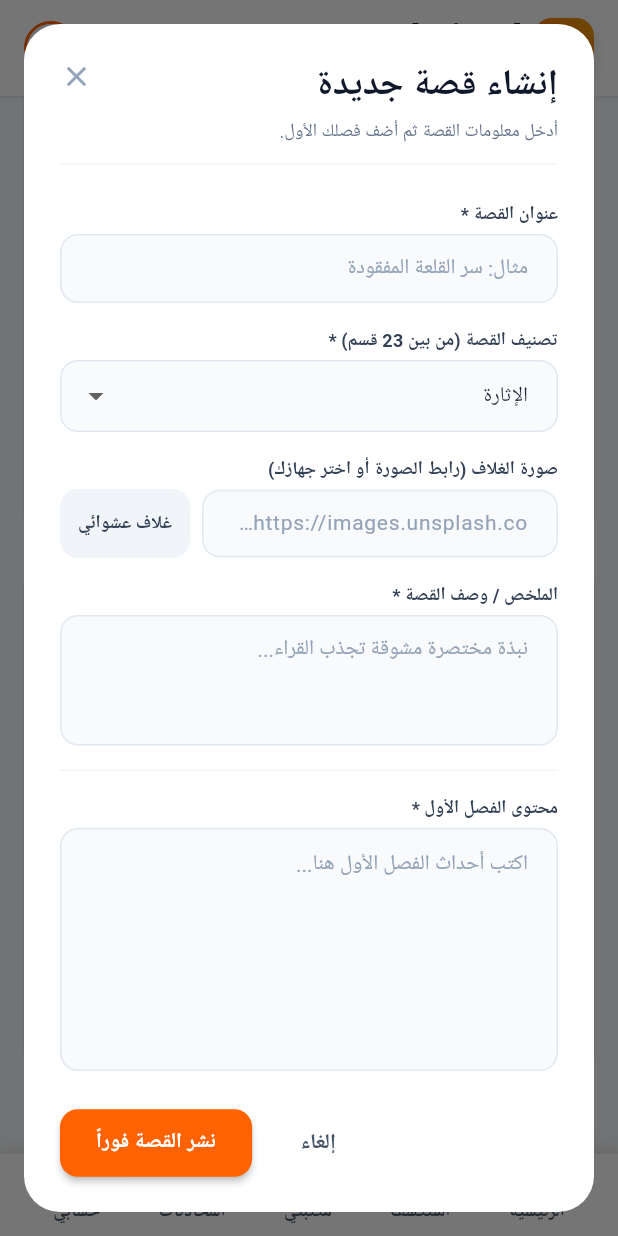
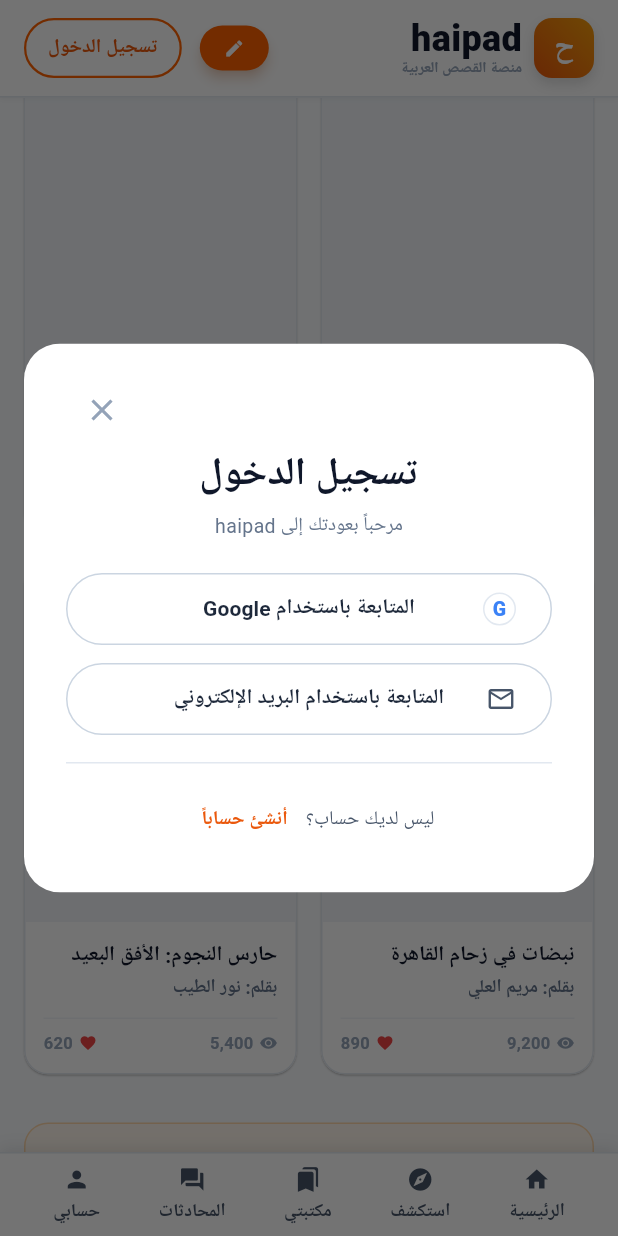
Before and after one commit to afm80/haipad, a Flutter app: the screen it shows after launch, scrolled down 576 dp, after a tap on the "edit" icon, on a phone screen of 412 x 824 dp. Run offline on Flutter 3.47's test engine with Material 3 defaults, Android fonts, the phone set to English and light mode, and no system bars; our stand-ins replace firebase_auth, firebase_core, google_fonts; accounts and stored records are empty; network calls fail; Roboto replaces fonts that are missing (Cairo).

Commit message:
Add files via upload

```diff
--- /dev/null
+++ b/lib/auth_service.dart
@@ -0,0 +1,78 @@
+import 'package:firebase_auth/firebase_auth.dart';
+import 'data.dart';
+
+/// طبقة بسيطة فوق Firebase Auth: Google + البريد وكلمة المرور.
+class AuthService {
+  static FirebaseAuth get _auth => FirebaseAuth.instance;
+
+  static User? get user => _auth.currentUser;
+
+  static Stream<User?> get changes => _auth.authStateChanges();
+
+  /// ينسخ بيانات المستخدم الحقيقي إلى حالة التطبيق (الاسم والصورة).
+  static void syncProfile(User? u) {
+    if (u == null) return;
+    final name = (u.displayName != null && u.displayName!.trim().isNotEmpty)
+        ? u.displayName!.trim()
+        : (u.email ?? 'مستخدم').split('@').first;
+    app.setUser(name: name, avatar: u.photoURL);
+  }
+
+  static Future<void> signInWithGoogle() async {
+    final provider = GoogleAuthProvider()..setCustomParameters({'prompt': 'select_account'});
+    final cred = await _auth.signInWithPopup(provider);
+    syncProfile(cred.user);
+  }
+
+  static Future<void> signInWithEmail(String email, String password) async {
+    final cred = await _auth.signInWithEmailAndPassword(
+        email: email.trim(), password: password);
+    syncProfile(cred.user);
+  }
+
+  static Future<void> signUpWithEmail(
+      String name, String email, String password) async {
+    final cred = await _auth.createUserWithEmailAndPassword(
+        email: email.trim(), password: password);
+    await cred.user?.updateDisplayName(name.trim());
+    await cred.user?.reload();
+    syncProfile(_auth.currentUser);
+  }
+
+  static Future<void> resetPassword(String email) =>
+      _auth.sendPasswordResetEmail(email: email.trim());
+
+  static Future<void> signOut() => _auth.signOut();
+
+  /// رسائل خطأ عربية مفهومة.
+  static String errorText(Object e) {
+    if (e is FirebaseAuthException) {
+      switch (e.code) {
+        case 'invalid-email':
+          return 'البريد الإلكتروني غير صحيح.';
+        case 'user-not-found':
+        case 'wrong-password':
+        case 'invalid-credential':
+          return 'البريد أو كلمة المرور غير صحيحة.';
+        case 'email-already-in-use':
+          return 'هذا البريد مسجّل مسبقاً، جرّب تسجيل الدخول.';
+        case 'weak-password':
+          return 'كلمة المرور ضعيفة، استخدم 6 أحرف على الأقل.';
+        case 'too-many-requests':
+          return 'محاولات كثيرة، حاول مرة أخرى بعد قليل.';
+        case 'popup-closed-by-user':
+        case 'cancelled-popup-request':
+          return '';
+        case 'popup-blocked':
+          return 'المتصفح منع النافذة المنبثقة، اسمح بها وحاول مجدداً.';
+        case 'unauthorized-domain':
+          return 'هذا النطاق غير مصرّح به في إعدادات Firebase.';
+        case 'operation-not-allowed':
+          return 'هذه الطريقة غير مفعّلة في Firebase Authentication.';
+        case 'network-request-failed':
+          return 'تعذّر الاتصال بالإنترنت.';
+      }
+    }
+    return 'حدث خطأ غير متوقع، حاول مرة أخرى.';
+  }
+}
--- a/lib/data.dart
+++ b/lib/data.dart
@@ -187,6 +187,12 @@
   // ───── أفعال ─────
   void refresh() => notifyListeners();
 
+  void setUser({required String name, String? avatar}) {
+    userName = name;
+    if (avatar != null && avatar.isNotEmpty) userAvatar = avatar;
+    notifyListeners();
+  }
+
   void go(String p) {
     page = p;
     notifyListeners();
--- /dev/null
+++ b/lib/login_dialog.dart
@@ -0,0 +1,365 @@
+import 'package:flutter/material.dart';
+import 'auth_service.dart';
+import 'theme.dart';
+import 'widgets.dart';
+
+/// نافذة تسجيل الدخول / إنشاء الحساب (بتصميم مشابه لنوافذ المنصات الشهيرة).
+Future<void> showLoginDialog(BuildContext context, {bool signUp = false}) {
+  return showDialog(
+    context: context,
+    barrierColor: Colors.black.withOpacity(0.55),
+    builder: (_) => Directionality(
+      textDirection: TextDirection.rtl,
+      child: LoginDialog(startAsSignUp: signUp),
+    ),
+  );
+}
+
+class LoginDialog extends StatefulWidget {
+  final bool startAsSignUp;
+  const LoginDialog({super.key, this.startAsSignUp = false});
+
+  @override
+  State<LoginDialog> createState() => _LoginDialogState();
+}
+
+class _LoginDialogState extends State<LoginDialog> {
+  late bool _signUp = widget.startAsSignUp;
+  bool _useEmail = false;
+  bool _busy = false;
+  bool _hidePass = true;
+  String? _error;
+  String? _info;
+
+  final _name = TextEditingController();
+  final _email = TextEditingController();
+  final _pass = TextEditingController();
+
+  @override
+  void dispose() {
+    _name.dispose();
+    _email.dispose();
+    _pass.dispose();
+    super.dispose();
+  }
+
+  Future<void> _run(Future<void> Function() action) async {
+    setState(() {
+      _busy = true;
+      _error = null;
+      _info = null;
+    });
+    try {
+      await action();
+      if (mounted) Navigator.of(context).pop();
+    } catch (e) {
+      final msg = AuthService.errorText(e);
+      if (mounted) setState(() => _error = msg.isEmpty ? null : msg);
+    } finally {
+      if (mounted) setState(() => _busy = false);
+    }
+  }
+
+  void _submitEmail() {
+    if (_email.text.trim().isEmpty || _pass.text.isEmpty) {
+      setState(() => _error = 'اكتب البريد وكلمة المرور.');
+      return;
+    }
+    if (_signUp && _name.text.trim().isEmpty) {
+      setState(() => _error = 'اكتب اسمك.');
+      return;
+    }
+    _run(() => _signUp
+        ? AuthService.signUpWithEmail(_name.text, _email.text, _pass.text)
+        : AuthService.signInWithEmail(_email.text, _pass.text));
+  }
+
+  Future<void> _forgot() async {
+    if (_email.text.trim().isEmpty) {
+      setState(() {
+        _error = 'اكتب بريدك أولاً ثم اضغط "نسيت كلمة المرور".';
+        _info = null;
+      });
+      return;
+    }
+    try {
+      await AuthService.resetPassword(_email.text);
+      if (mounted) {
+        setState(() {
+          _error = null;
+          _info = 'أرسلنا رابط إعادة تعيين كلمة المرور إلى بريدك.';
+        });
+      }
+    } catch (e) {
+      if (mounted) setState(() => _error = AuthService.errorText(e));
+    }
+  }
+
+  @override
+  Widget build(BuildContext context) {
+    final w = MediaQuery.of(context).size.width;
+    final wide = w >= 760;
+    return Dialog(
+      backgroundColor: Colors.transparent,
+      insetPadding: const EdgeInsets.all(16),
+      child: ConstrainedBox(
+        constraints: BoxConstraints(maxWidth: wide ? 860 : 440),
+        child: ClipRRect(
+          borderRadius: BorderRadius.circular(24),
+          child: Container(
+            color: Colors.white,
+            child: IntrinsicHeight(
+              child: Row(
+                crossAxisAlignment: CrossAxisAlignment.stretch,
+                children: [
+                  Expanded(child: _formSide()),
+                  if (wide) SizedBox(width: 340, child: _brandSide()),
+                ],
+              ),
+            ),
+          ),
+        ),
+      ),
+    );
+  }
+
+  // الجانب البرتقالي (الشعار والعبارة)
+  Widget _brandSide() {
+    return Container(
+      decoration: const BoxDecoration(
+        gradient: LinearGradient(
+          begin: Alignment.topRight,
+          end: Alignment.bottomLeft,
+          colors: [AppColors.brand500, AppColors.brand600],
+        ),
+      ),
+      padding: const EdgeInsets.all(32),
+      child: Column(
+        mainAxisAlignment: MainAxisAlignment.center,
+        crossAxisAlignment: CrossAxisAlignment.start,
+        children: [
+          const Icon(Icons.auto_stories, color: Colors.white, size: 44),
+          const SizedBox(height: 16),
+          Text('haipad',
+              style: cairo(34, weight: FontWeight.w800, color: Colors.white)),
+          const SizedBox(height: 12),
+          Text('اكتب قصتك، واقرأ قصص الآلاف.\nمجتمعك من القرّاء والكتّاب بانتظارك.',
+              style: cairo(15,
+                  weight: FontWeight.w600,
+                  color: Colors.white.withOpacity(0.95),
+                  height: 1.7)),
+        ],
+      ),
+    );
+  }
+
+  Widget _formSide() {
+    return Padding(
+      padding: const EdgeInsets.fromLTRB(28, 20, 28, 24),
+      child: SingleChildScrollView(
+        child: Column(
+          mainAxisSize: MainAxisSize.min,
+          crossAxisAlignment: CrossAxisAlignment.stretch,
+          children: [
+            Align(
+              alignment: AlignmentDirectional.centerEnd,
+              child: IconButton(
+                onPressed: () => Navigator.of(context).pop(),
+                icon: const Icon(Icons.close, color: AppColors.slate400),
+                tooltip: 'إغلاق',
+              ),
+            ),
+            Text(_signUp ? 'أنشئ حسابك' : 'تسجيل الدخول',
+                textAlign: TextAlign.center,
+                style: cairo(26, weight: FontWeight.w800, color: AppColors.slate900)),
+            const SizedBox(height: 6),
+            Text(
+                _signUp
+                    ? 'انضم إلى haipad وابدأ الكتابة والقراءة'
+                    : 'مرحباً بعودتك إلى haipad',
+                textAlign: TextAlign.center,
+                style: cairo(13, color: AppColors.slate500)),
+            const SizedBox(height: 22),
+            if (!_useEmail) ...[
+              _socialButton(
+                label: 'المتابعة باستخدام Google',
+                leading: Container(
+                  width: 22,
+                  height: 22,
+                  alignment: Alignment.center,
+                  decoration: BoxDecoration(
+                    shape: BoxShape.circle,
+                    border: Border.all(color: AppColors.slate200),
+                  ),
+                  child: Text('G',
+                      style: cairo(13, weight: FontWeight.w800, color: AppColors.blue500)),
+                ),
+                onTap: () => _run(AuthService.signInWithGoogle),
+              ),
+              const SizedBox(height: 12),
+              _socialButton(
+                label: 'المتابعة باستخدام البريد الإلكتروني',
+                leading: const Icon(Icons.mail_outline,
+                    size: 20, color: AppColors.slate600),
+                onTap: () => setState(() {
+                  _useEmail = true;
+                  _error = null;
+                }),
+              ),
+            ] else ...[
+              if (_signUp) ...[
+                TextField(
+                  controller: _name,
+                  enabled: !_busy,
+                  style: cairo(14),
+                  decoration: fieldDeco('الاسم'),
+                ),
+                const SizedBox(height: 12),
+              ],
+              TextField(
+                controller: _email,
+                enabled: !_busy,
+                keyboardType: TextInputType.emailAddress,
+                textDirection: TextDirection.ltr,
+                style: cairo(14),
+                decoration: fieldDeco('البريد الإلكتروني'),
+              ),
+              const SizedBox(height: 12),
+              TextField(
+                controller: _pass,
+                enabled: !_busy,
+                obscureText: _hidePass,
+                textDirection: TextDirection.ltr,
+                style: cairo(14),
+                onSubmitted: (_) => _submitEmail(),
+                decoration: fieldDeco('كلمة المرور').copyWith(
+                  suffixIcon: IconButton(
+                    onPressed: () => setState(() => _hidePass = !_hidePass),
+                    icon: Icon(
+                        _hidePass ? Icons.visibility_off : Icons.visibility,
+                        size: 18,
+                        color: AppColors.slate400),
+                  ),
+                ),
+              ),
+              if (!_signUp)
+                Align(
+                  alignment: AlignmentDirectional.centerStart,
+                  child: TextButton(
+                    onPressed: _busy ? null : _forgot,
+                    child: Text('نسيت كلمة المرور؟',
+                        style: cairo(12,
+                            weight: FontWeight.w700, color: AppColors.brand600)),
+                  ),
+                )
+              else
+                const SizedBox(height: 8),
+              const SizedBox(height: 4),
+              SizedBox(
+                height: 46,
+                child: ElevatedButton(
+                  onPressed: _busy ? null : _submitEmail,
+                  style: ElevatedButton.styleFrom(
+                    backgroundColor: AppColors.brand500,
+                    foregroundColor: Colors.white,
+                    shape: const StadiumBorder(),
+                    elevation: 0,
+                  ),
+                  child: _busy
+                      ? const SizedBox(
+                          width: 20,
+                          height: 20,
+                          child: CircularProgressIndicator(
+                              strokeWidth: 2, color: Colors.white))
+                      : Text(_signUp ? 'إنشاء الحساب' : 'تسجيل الدخول',
+                          style: cairo(15,
+                              weight: FontWeight.w800, color: Colors.white)),
+                ),
+              ),
+              TextButton(
+                onPressed: () => setState(() {
+                  _useEmail = false;
+                  _error = null;
+                }),
+                child: Text('خيارات تسجيل أخرى',
+                    style: cairo(12, color: AppColors.slate500)),
+              ),
+            ],
+            if (_error != null) ...[
+              const SizedBox(height: 10),
+              _notice(_error!, AppColors.red50, AppColors.red200, AppColors.red600),
+            ],
+            if (_info != null) ...[
+              const SizedBox(height: 10),
+              _notice(_info!, AppColors.brand50, AppColors.orange200,
+                  AppColors.brand600),
+            ],
+            const SizedBox(height: 18),
+            const Divider(color: AppColors.slate200, height: 1),
+            const SizedBox(height: 14),
+            Row(
+              mainAxisAlignment: MainAxisAlignment.center,
+              children: [
+                Text(_signUp ? 'لديك حساب بالفعل؟' : 'ليس لديك حساب؟',
+                    style: cairo(13, color: AppColors.slate600)),
+                TextButton(
+                  onPressed: _busy
+                      ? null
+                      : () => setState(() {
+                            _signUp = !_signUp;
+                            _error = null;
+                            _info = null;
+                          }),
+                  child: Text(_signUp ? 'سجّل الدخول' : 'أنشئ حساباً',
+                      style: cairo(13,
+                          weight: FontWeight.w800, color: AppColors.brand600)),
+                ),
+              ],
+            ),
+          ],
+        ),
+      ),
+    );
+  }
+
+  Widget _notice(String text, Color bg, Color border, Color fg) {
+    return Container(
+      padding: const EdgeInsets.symmetric(horizontal: 12, vertical: 10),
+      decoration: BoxDecoration(
+        color: bg,
+        borderRadius: BorderRadius.circular(12),
+        border: Border.all(color: border),
+      ),
+      child: Text(text,
+          style: cairo(12, weight: FontWeight.w600, color: fg, height: 1.5)),
+    );
+  }
+
+  Widget _socialButton(
+      {required String label, required Widget leading, required VoidCallback onTap}) {
+    return SizedBox(
+      height: 48,
+      child: OutlinedButton(
+        onPressed: _busy ? null : onTap,
+        style: OutlinedButton.styleFrom(
+          side: const BorderSide(color: AppColors.slate300),
+          shape: const StadiumBorder(),
+          foregroundColor: AppColors.slate800,
+        ),
+        child: Stack(
+          alignment: Alignment.center,
+          children: [
+            Align(alignment: AlignmentDirectional.centerStart, child: leading),
+            _busy && !_useEmail
+                ? const SizedBox(
+                    width: 18,
+                    height: 18,
+                    child: CircularProgressIndicator(strokeWidth: 2))
+                : Text(label,
+                    style: cairo(14, weight: FontWeight.w700)),
+          ],
+        ),
+      ),
+    );
+  }
+}
--- a/lib/main.dart
+++ b/lib/main.dart
@@ -1,5 +1,7 @@
 import 'package:flutter/material.dart';
 import 'package:firebase_core/firebase_core.dart';
+import 'package:firebase_auth/firebase_auth.dart';
+import 'auth_service.dart';
 import 'app_shell.dart';
 import 'theme.dart';
 
@@ -17,6 +19,7 @@
         appId: "1:949476046493:web:85d0147fa2e87cc21d0674",
       ),
     );
+    FirebaseAuth.instance.authStateChanges().listen(AuthService.syncProfile);
   } catch (_) {}
 
   runApp(const HaipadApp());
--- a/lib/widgets.dart
+++ b/lib/widgets.dart
@@ -2,6 +2,9 @@
 import 'package:flutter/material.dart';
 import 'data.dart';
 import 'theme.dart';
+import 'package:firebase_auth/firebase_auth.dart';
+import 'auth_service.dart';
+import 'login_dialog.dart';
 
 Future<void> showAlert(BuildContext context, String msg) {
   return showDialog<void>(
@@ -143,7 +146,7 @@
                 const SizedBox(width: 16),
                 _writeButton(context, w >= 640),
                 const SizedBox(width: 12),
-                _auth(w >= 640),
+                _auth(context, w >= 640),
               ],
             ),
           ),
@@ -200,7 +203,13 @@
       shadowColor: AppColors.brand500.withOpacity(0.4),
       child: InkWell(
         customBorder: const StadiumBorder(),
-        onTap: () => showWriteDialog(context),
+        onTap: () {
+          if (AuthService.user == null) {
+            showLoginDialog(context);
+          } else {
+            showWriteDialog(context);
+          }
+        },
         child: Padding(
           padding: const EdgeInsets.symmetric(horizontal: 16, vertical: 8),
           child: Row(
@@ -219,9 +228,51 @@
     );
   }
 
-  Widget _auth(bool showName) {
-    return InkWell(
-      onTap: () => app.go('profile'),
+  Widget _auth(BuildContext context, bool showName) {
+    return StreamBuilder<User?>(
+      stream: AuthService.changes,
+      builder: (context, snap) {
+        final u = snap.data;
+        if (u == null) {
+          return Row(
+            mainAxisSize: MainAxisSize.min,
+            children: [
+              OutlinedButton(
+                onPressed: () => showLoginDialog(context),
+                style: OutlinedButton.styleFrom(
+                  side: const BorderSide(color: AppColors.brand500, width: 1.5),
+                  shape: const StadiumBorder(),
+                  padding: const EdgeInsets.symmetric(horizontal: 16, vertical: 10),
+                ),
+                child: Text('تسجيل الدخول',
+                    style: cairo(13, weight: FontWeight.w800, color: AppColors.brand600)),
+              ),
+              if (showName) ...[
+                const SizedBox(width: 8),
+                TextButton(
+                  onPressed: () => showLoginDialog(context, signUp: true),
+                  child: Text('إنشاء حساب',
+                      style: cairo(13, weight: FontWeight.w700, color: AppColors.slate700)),
+                ),
+              ],
+            ],
+          );
+        }
+        return PopupMenuButton<String>(
+          tooltip: '',
+          onSelected: (v) {
+            if (v == 'profile') app.go('profile');
+            if (v == 'logout') AuthService.signOut();
+          },
+          itemBuilder: (_) => [
+            PopupMenuItem(
+                value: 'profile',
+                child: Text('ملفي الشخصي', style: cairo(13, weight: FontWeight.w700))),
+            PopupMenuItem(
+                value: 'logout',
+                child: Text('تسجيل الخروج',
+                    style: cairo(13, weight: FontWeight.w700, color: AppColors.red600))),
+          ],
           child: Row(
             mainAxisSize: MainAxisSize.min,
             children: [
@@ -232,7 +283,7 @@
                   shape: BoxShape.circle,
                   border: Border.all(color: AppColors.brand500, width: 2),
                 ),
-            child: ClipOval(child: netImage(app.userAvatar)),
+                child: ClipOval(child: netImage(u.photoURL ?? app.userAvatar)),
               ),
               if (showName) ...[
                 const SizedBox(width: 8),
@@ -240,6 +291,8 @@
               ],
             ],
           ),
+        );
+      },
     );
   }
 }
```
Lines whose indentation alone changed are shown as unchanged.
